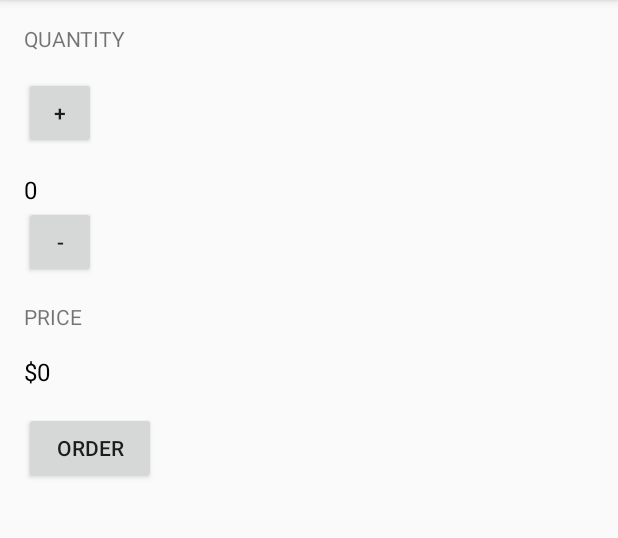
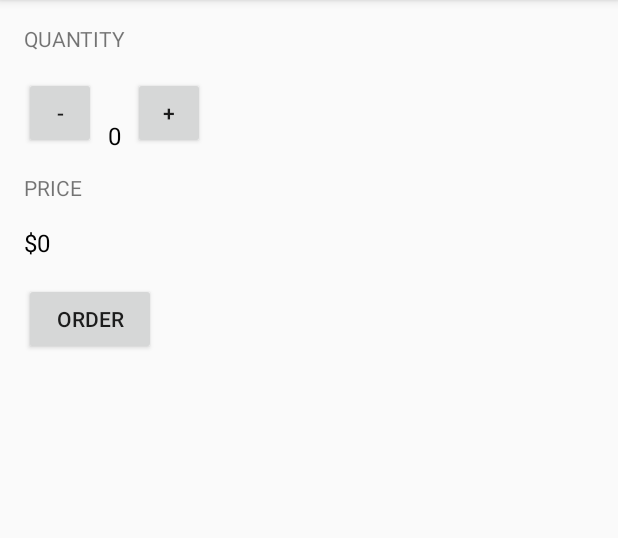
Before and after one commit to jaytyoung1/JustJava, an Android app: the screen it shows after launch (MainActivity), on a phone screen of 412 x 824 dp, the part 84-622 px from its top. Run offline under Robolectric (Android 15) with nearby library versions, the phone set to English and light mode, and no system bars.

Commit message:
Redesign quantity picker

```diff
--- a/app/src/main/res/layout/activity_main.xml
+++ b/app/src/main/res/layout/activity_main.xml
@@ -18,17 +18,24 @@
         android:text="Quantity"
         android:textAllCaps="true" />
 
+    <LinearLayout
+        android:layout_width="match_parent"
+        android:layout_height="wrap_content"
+        android:orientation="horizontal">
+
         <Button
             android:layout_width="48dp"
             android:layout_height="48dp"
-        android:onClick="increment"
-        android:text="+" />
+            android:onClick="decrement"
+            android:text="-" />
 
         <TextView
             android:id="@+id/quantity_text_view"
             android:layout_width="wrap_content"
             android:layout_height="wrap_content"
             android:layout_marginTop="16dp"
+            android:paddingLeft="8dp"
+            android:paddingRight="8dp"
             android:text="0"
             android:textColor="@android:color/black"
             android:textSize="16sp" />
@@ -36,8 +43,10 @@
         <Button
             android:layout_width="48dp"
             android:layout_height="48dp"
-        android:onClick="decrement"
-        android:text="-" />
+            android:onClick="increment"
+            android:text="+" />
+
+    </LinearLayout>
 
     <TextView
         android:layout_width="wrap_content"
```
Lines whose indentation alone changed are shown as unchanged.
